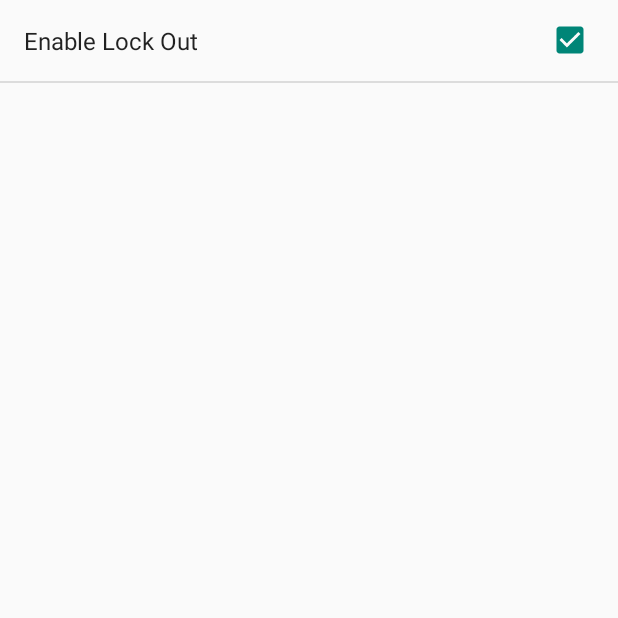
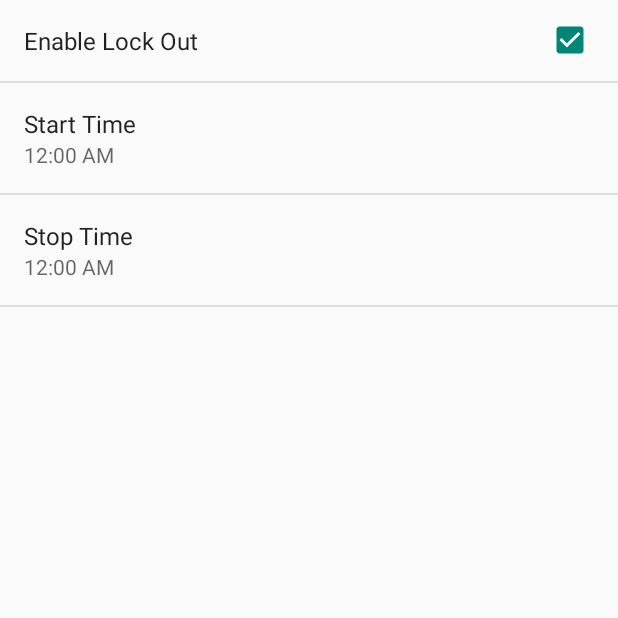
Before and after one commit to imuli/LockOut, an Android app: the screen it shows after launch (SettingsActivity), on a phone screen of 412 x 824 dp, the top half of it. Run offline under Robolectric (Android 15) with nearby library versions, the phone set to English and light mode, and no system bars.

```diff
--- a/app/src/main/AndroidManifest.xml
+++ b/app/src/main/AndroidManifest.xml
@@ -4,7 +4,7 @@
 
 	<application
 		android:allowBackup="true"
-		android:icon="@mipmap/ic_launcher"
+		android:icon="@mipmap/padlock"
 		android:label="@string/app_name"
 		android:theme="@style/AppTheme" >
 		<activity
--- /dev/null
+++ b/app/src/main/java/li/imu/lockout/TimePreference.java
@@ -0,0 +1,99 @@
+package li.imu.lockout;
+
+import android.content.Context;
+import android.content.res.TypedArray;
+import android.preference.DialogPreference;
+import android.text.format.DateFormat;
+import android.util.AttributeSet;
+import android.view.View;
+import android.widget.TimePicker;
+
+import java.util.Calendar;
+import java.util.Date;
+import java.util.GregorianCalendar;
+
+/* Stolen from http://stackoverflow.com/questions/5533078/timepicker-in-preferencescreen
+ * License Unknown.
+ */
+public class TimePreference extends DialogPreference {
+private Calendar calendar;
+private TimePicker picker = null;
+
+public TimePreference(Context ctxt) {
+	this(ctxt, null);
+}
+
+public TimePreference(Context ctxt, AttributeSet attrs) {
+	this(ctxt, attrs, android.R.attr.dialogPreferenceStyle);
+}
+
+public TimePreference(Context ctxt, AttributeSet attrs, int defStyle) {
+	super(ctxt, attrs, defStyle);
+
+	setPositiveButtonText(R.string.set);
+	setNegativeButtonText(R.string.cancel);
+	calendar = new GregorianCalendar();
+}
+
+@Override
+protected View onCreateDialogView() {
+	picker = new TimePicker(getContext());
+	return (picker);
+}
+
+@Override
+protected void onBindDialogView(View v) {
+	super.onBindDialogView(v);
+	picker.setCurrentHour(calendar.get(Calendar.HOUR_OF_DAY));
+	picker.setCurrentMinute(calendar.get(Calendar.MINUTE));
+}
+
+@Override
+protected void onDialogClosed(boolean positiveResult) {
+	super.onDialogClosed(positiveResult);
+
+	if (positiveResult) {
+		calendar.set(Calendar.HOUR_OF_DAY, picker.getCurrentHour());
+		calendar.set(Calendar.MINUTE, picker.getCurrentMinute());
+
+		setSummary(getSummary());
+		if (callChangeListener(calendar.getTimeInMillis())) {
+			persistLong(calendar.getTimeInMillis());
+			notifyChanged();
+		}
+	}
+}
+
+@Override
+protected Object onGetDefaultValue(TypedArray a, int index) {
+	return (a.getString(index));
+}
+
+@Override
+protected void onSetInitialValue(boolean restoreValue, Object defaultValue) {
+
+	if (restoreValue) {
+		if (defaultValue == null) {
+			calendar.setTimeInMillis(getPersistedLong(System.currentTimeMillis()));
+		} else {
+			calendar.setTimeInMillis(Long.parseLong(getPersistedString((String) defaultValue)));
+		}
+	} else {
+		if (defaultValue == null) {
+			calendar.setTimeInMillis(System.currentTimeMillis());
+		} else {
+			calendar.setTimeInMillis(Long.parseLong((String) defaultValue));
+		}
+	}
+	calendar.set(1970, Calendar.JANUARY, 1);
+	setSummary(getSummary());
+}
+
+@Override
+public CharSequence getSummary() {
+	if (calendar == null) {
+		return null;
+	}
+	return DateFormat.getTimeFormat(getContext()).format(new Date(calendar.getTimeInMillis()));
+}
+}
--- a/app/src/main/res/values/strings.xml
+++ b/app/src/main/res/values/strings.xml
@@ -1,3 +1,5 @@
 <resources>
 	<string name="app_name">Lock Out</string>
+	<string name="set">Set</string>
+	<string name="cancel">Cancel</string>
 </resources>
--- a/app/src/main/res/values/strings_activity_settings.xml
+++ b/app/src/main/res/values/strings_activity_settings.xml
@@ -1,11 +1,5 @@
 <resources>
-
-	<!-- Strings related to Settings -->
-
-	<!-- Example General settings -->
-	<string name="pref_header_general">General</string>
-
 	<string name="pref_title_enable">Enable Lock Out</string>
-	<string name="pref_description_enable"></string>
-
+	<string name="pref_title_start">Start Time</string>
+	<string name="pref_title_stop">Stop Time</string>
 </resources>
--- a/app/src/main/res/xml/pref_general.xml
+++ b/app/src/main/res/xml/pref_general.xml
@@ -3,7 +3,14 @@
     <CheckBoxPreference
         android:key="enable"
         android:title="@string/pref_title_enable"
-        android:summary="@string/pref_description_enable"
         android:defaultValue="true" />
+	<li.imu.lockout.TimePreference
+		android:key="start"
+		android:title="@string/pref_title_start"
+		android:defaultValue="0"/>
+	<li.imu.lockout.TimePreference
+		android:key="stop"
+		android:title="@string/pref_title_stop"
+		android:defaultValue="0"/>
 
 </PreferenceScreen>
```
Also changed, not shown: app/src/main/java/li/imu/lockout/UserPresent.java (+23 -5 lines), app/src/main/res/drawable/padlock.svg (added), app/src/main/res/mipmap-hdpi/ic_launcher.png (deleted), app/src/main/res/mipmap-hdpi/padlock.png (added), app/src/main/res/mipmap-mdpi/ic_launcher.png (deleted), app/src/main/res/mipmap-mdpi/padlock.png (added), app/src/main/res/mipmap-xhdpi/ic_launcher.png (deleted), app/src/main/res/mipmap-xhdpi/padlock.png (added), app/src/main/res/mipmap-xxhdpi/ic_launcher.png (deleted), app/src/main/res/mipmap-xxhdpi/padlock.png (added).
